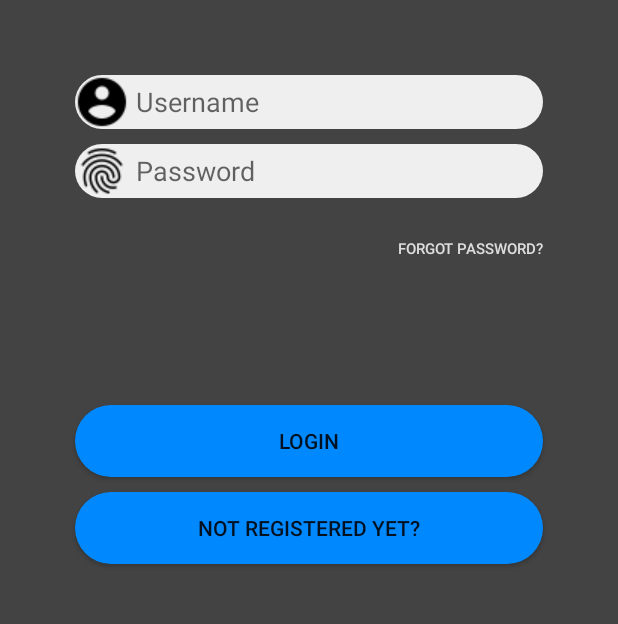
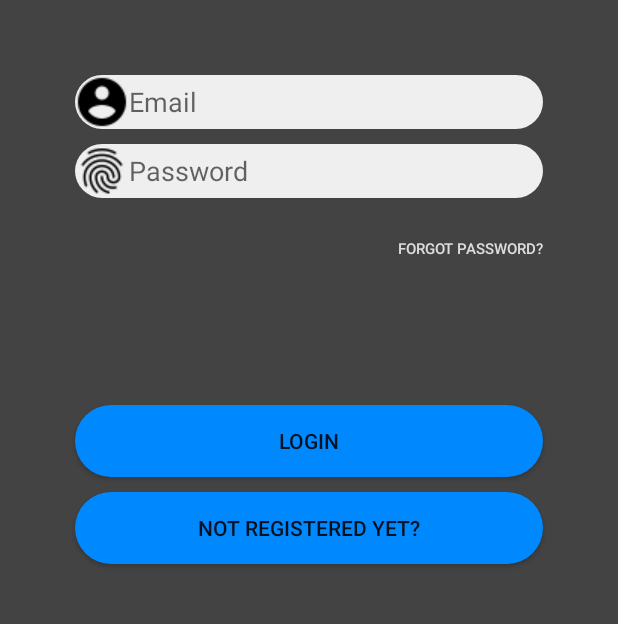
Before and after one commit to AngelikaBabin/Sportverwaltung, an Android app: the screen it shows after launch (LoginActivity), on a phone screen of 412 x 824 dp, the part 245-869 px from its top. Run offline under Robolectric (Android 15) with nearby library versions, the phone set to English and light mode, and no system bars.

Commit message:
refined LoginActivity

```diff
--- a/AppTeilnehmer/app/src/main/java/com/example/cora/sportverwaltung/LoginActivity.java
+++ b/AppTeilnehmer/app/src/main/java/com/example/cora/sportverwaltung/LoginActivity.java
@@ -9,11 +9,11 @@ import android.widget.EditText;
 import android.widget.Toast;
 
 import com.example.cora.sportverwaltung.businesslogic.DatabaseConnection;
-import com.example.cora.sportverwaltung.businesslogic.data.Teilnehmer;
+import com.example.cora.sportverwaltung.businesslogic.data.Account;
 
 public class LoginActivity extends AppCompatActivity {
     Button button_login, button_register;
-    EditText editText_username, editText_password;
+    EditText editText_email, editText_password;
     DatabaseConnection connection = DatabaseConnection.getInstance();
 
     @Override
@@ -29,7 +29,7 @@ public class LoginActivity extends AppCompatActivity {
     private void getViewElements(){
         button_login = findViewById(R.id.button_login);
         button_register = findViewById(R.id.button_register);
-        editText_username = findViewById(R.id.editText_username);
+        editText_email = findViewById(R.id.editText_email);
         editText_password = findViewById(R.id.editText_password);
     }
 
@@ -38,10 +38,10 @@ public class LoginActivity extends AppCompatActivity {
             @Override
             public void onClick(View view) {
                 try{
-                    String username = editText_username.getText().toString();
+                    String email = editText_email.getText().toString();
                     String password = editText_password.getText().toString();
 
-                    Teilnehmer t = new Teilnehmer(0, username,"", password,0);
+                    Account t = new Account(email,password);
 
                     String token = connection.login(t);
 
--- a/AppTeilnehmer/app/src/main/java/com/example/cora/sportverwaltung/businesslogic/data/Account.java
+++ b/AppTeilnehmer/app/src/main/java/com/example/cora/sportverwaltung/businesslogic/data/Account.java
@@ -21,6 +21,10 @@ public class Account {
         setEmail(email);
         setName(name);
         setPassword(password);
+    }
+
+    public Account(String email, String password) {
+        this(0, email, "", password);
     }
 
     public int getId() {
--- a/AppTeilnehmer/app/src/main/res/layout/activity_login.xml
+++ b/AppTeilnehmer/app/src/main/res/layout/activity_login.xml
@@ -9,24 +9,25 @@
     tools:context="com.example.cora.sportverwaltung.LoginActivity">
 
     <ImageView
-        android:id="@+id/imageView"
+        android:id="@+id/imageView_logo"
         android:layout_width="match_parent"
         android:layout_height="133dp"
         android:layout_marginTop="30dp"
-        app:srcCompat="@drawable/logo" />
+        app:srcCompat="@drawable/logo"
+        android:contentDescription="@string/desc_logo" />
 
     <EditText
-        android:id="@+id/editText_username"
+        android:id="@+id/editText_email"
         android:layout_width="match_parent"
         android:layout_height="wrap_content"
         android:layout_marginLeft="50dp"
         android:layout_marginRight="50dp"
         android:layout_marginTop="50dp"
         android:background="@drawable/input_rounded"
-        android:drawableLeft="@drawable/ic_account_circle_black_24dp"
+        android:drawableStart="@drawable/ic_account_circle_black_24dp"
         android:ems="10"
-        android:hint=" Username"
-        android:inputType="textPersonName" />
+        android:hint="@string/hint_email"
+        android:inputType="textEmailAddress" />
 
     <EditText
         android:id="@+id/editText_password"
@@ -36,23 +37,24 @@
         android:layout_marginRight="50dp"
         android:layout_marginTop="10dp"
         android:background="@drawable/input_rounded"
-        android:drawableLeft="@drawable/ic_fingerprint_black_24dp"
+        android:drawableStart="@drawable/ic_fingerprint_black_24dp"
         android:ems="10"
-        android:hint=" Password"
-        android:inputType="textPersonName" />
+        android:hint="@string/hint_password"
+        android:inputType="textPassword" />
 
     <Button
         android:id="@+id/button_forgotPassword"
         android:layout_width="match_parent"
         android:layout_height="wrap_content"
-        android:layout_marginLeft="150dp"
-        android:layout_marginRight="50dp"
+        android:layout_marginStart="150dp"
+        android:layout_marginEnd="50dp"
         android:layout_marginTop="10dp"
         android:background="@android:color/transparent"
         android:text="@string/text_forgot_password"
         android:textAlignment="textEnd"
         android:textColor="#dddddd"
-        android:textSize="10sp" />
+        android:textSize="10sp"
+        tools:ignore="SmallSp" />
 
     <Button
         android:id="@+id/button_login"
```
